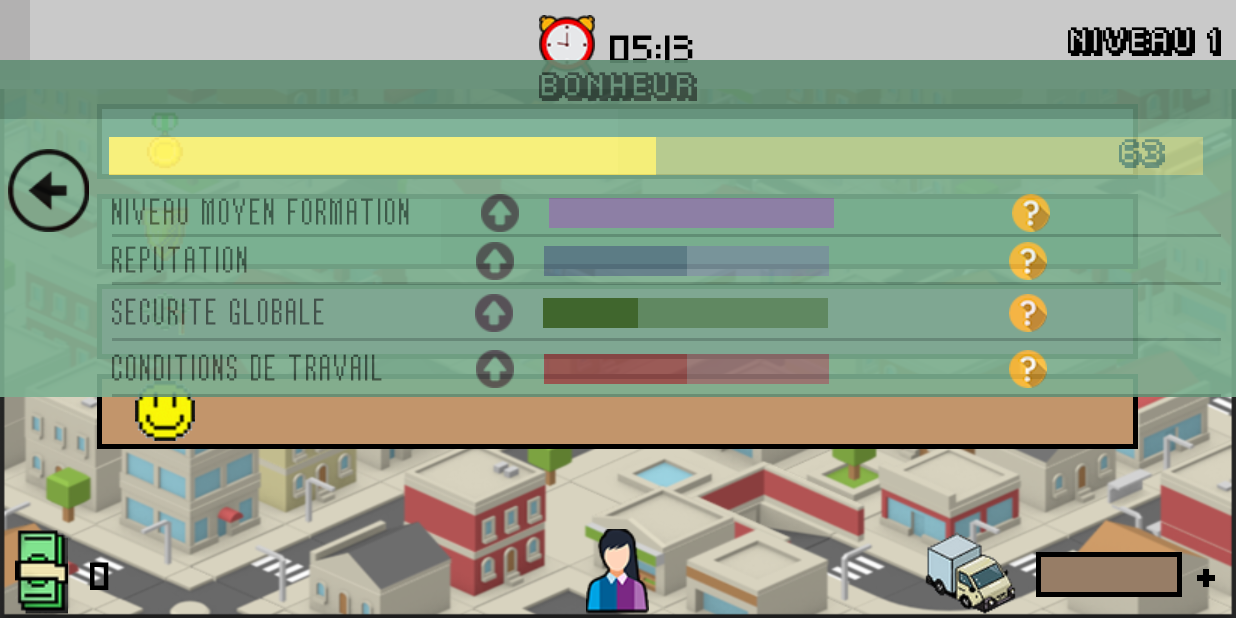
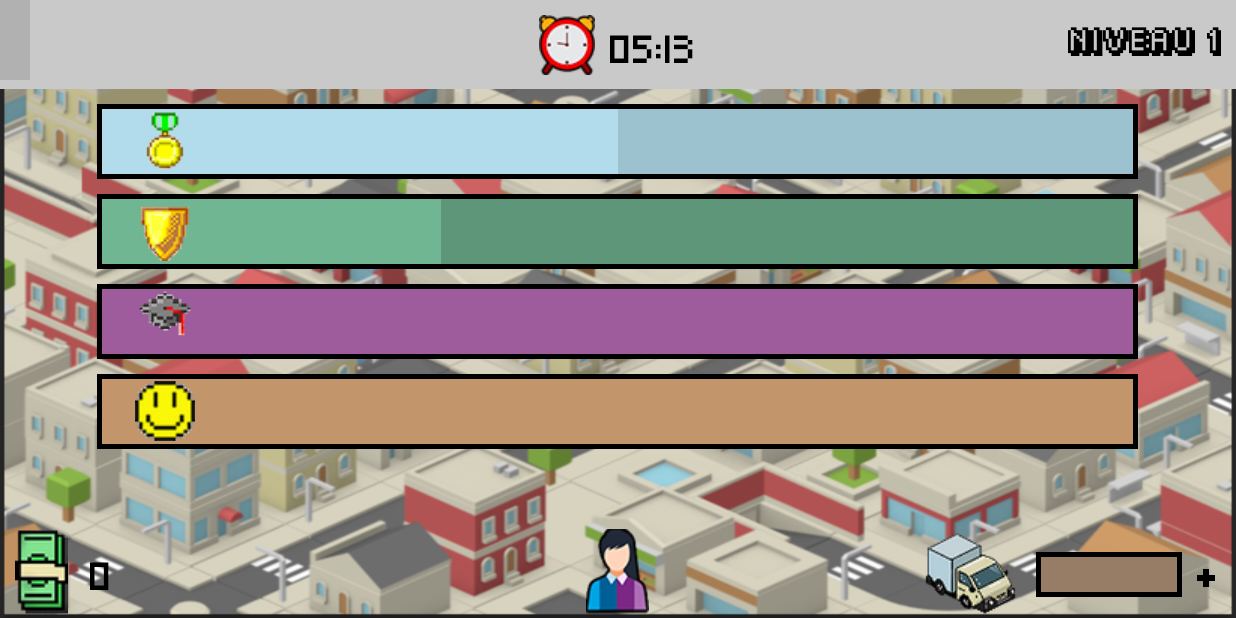
Before and after one commit to anzouaoui/companySimulator, an Android app: the MainActivity screen opened directly, with no data from a screen before it, on a phone screen of 824 x 412 dp (held sideways). Run offline under Robolectric (Android 15) with nearby library versions, the phone set to English and light mode, and no system bars.

Commit message:
Quelques modifs UI

```diff
--- a/app/src/main/res/layout/activity_main.xml
+++ b/app/src/main/res/layout/activity_main.xml
@@ -615,7 +615,9 @@
             android:id="@+id/RelativeLayoutDetailsSecurite"
             android:layout_width="match_parent"
             android:layout_height="wrap_content"
-            android:layout_marginTop="45dp"
+            android:layout_alignParentStart="true"
+            android:layout_alignParentTop="true"
+            android:layout_marginTop="54dp"
             android:alpha="0.9"
             android:background="@color/colorBackgroundRelativeLayoutEmployes"
             android:visibility="gone">
@@ -803,7 +805,9 @@
             android:id="@+id/RelativeLayoutDetailsSecuriteInformatique"
             android:layout_width="match_parent"
             android:layout_height="wrap_content"
-            android:layout_marginTop="40dp"
+            android:layout_alignParentStart="true"
+            android:layout_alignParentTop="true"
+            android:layout_marginTop="48dp"
             android:alpha="0.9"
             android:background="@color/colorBackgroundRelativeLayoutEmployes"
             android:visibility="gone">
@@ -1237,12 +1241,13 @@
                             android:id="@+id/ImageButtonHelpSousTraiter"
                             android:layout_width="wrap_content"
                             android:layout_height="wrap_content"
-                            android:layout_alignEnd="@+id/TextViewArgentSousTraiter"
                             android:layout_alignParentEnd="true"
-                            android:layout_marginEnd="15dp"
+                            android:layout_marginStart="178dp"
+                            android:layout_toEndOf="@+id/TextViewArgentSousTraiter"
                             android:background="@color/colorBackgroundRelativeLayoutEmployes"
                             android:src="@drawable/help" />
                     </RelativeLayout>
+
 
                     <RelativeLayout
                         android:id="@+id/RelativeLayoutInformationSousTraiter"
@@ -1368,7 +1373,8 @@
             android:id="@+id/RelativeLayoutDetailsConditionsTravails"
             android:layout_width="match_parent"
             android:layout_height="wrap_content"
-            android:layout_marginTop="40dp"
+            android:layout_alignParentStart="true"
+            android:layout_centerVertical="true"
             android:alpha="0.9"
             android:background="@color/colorBackgroundRelativeLayoutEmployes"
             android:visibility="gone">
@@ -2035,7 +2041,7 @@
             android:layout_marginTop="40dp"
             android:alpha="0.9"
             android:background="@color/colorBackgroundRelativeLayoutEmployes"
-            android:visibility="visible">
+            android:visibility="gone">
 
             <RelativeLayout
                 android:id="@+id/RelativeLayoutContentDetailBonheur"
```
